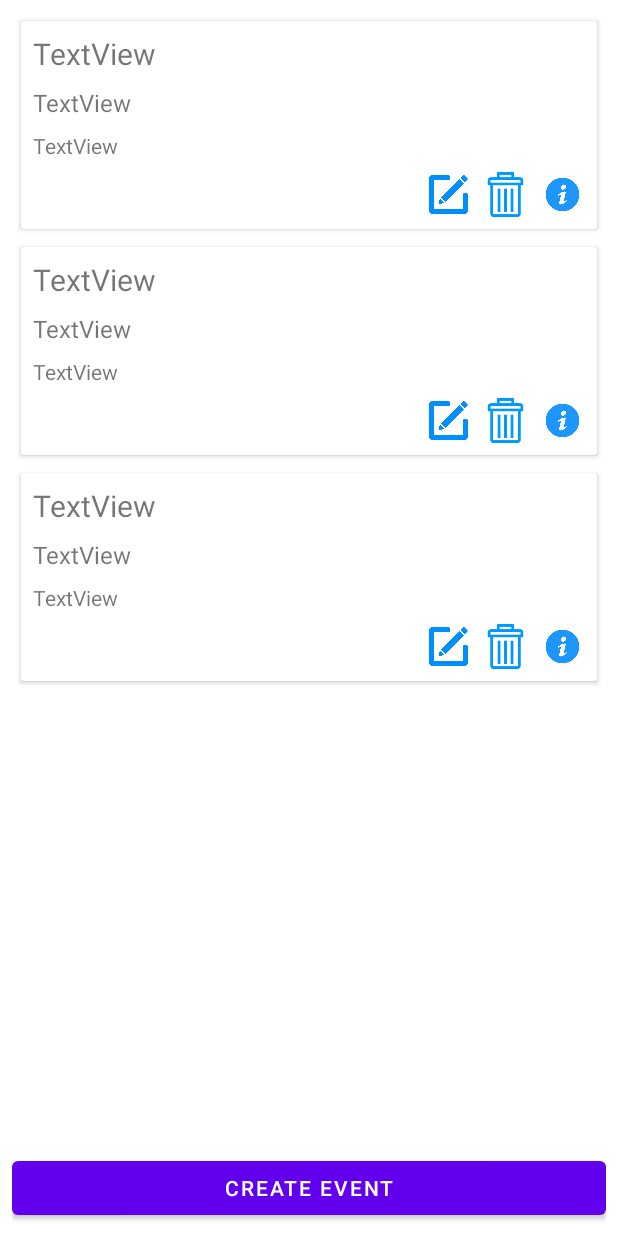
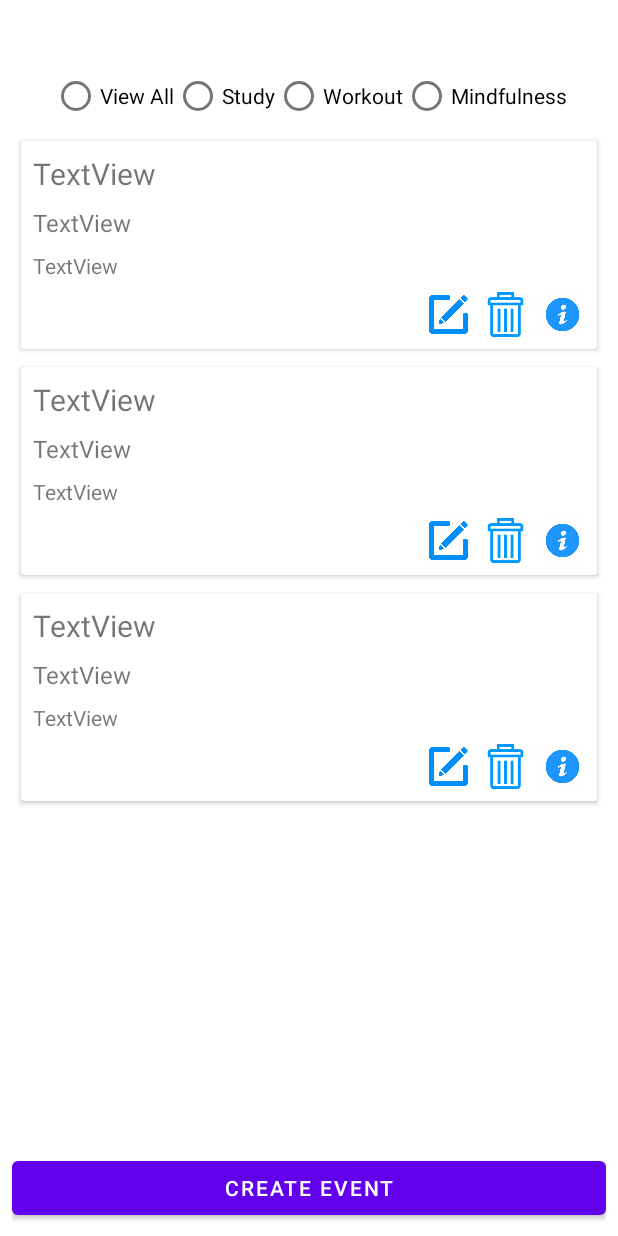
Before and after one commit to brysonsim/UNCCCapstone, an Android app: the layout fragment_events.xml on its own in the app's theme, with its tools: preview values and no code run, on a phone screen of 412 x 824 dp. Run offline under Robolectric (Android 15) with nearby library versions, the phone set to English and light mode, and no system bars.

Commit message:
finished the filtering for events

```diff
--- a/app/src/main/res/layout/fragment_create_events.xml
+++ b/app/src/main/res/layout/fragment_create_events.xml
@@ -69,7 +69,7 @@
             android:id="@+id/rbWorkOut"
             android:layout_width="match_parent"
             android:layout_height="wrap_content"
-            android:text="Work Out"
+            android:text="Workout"
 
             />
 
--- a/app/src/main/res/layout/fragment_events.xml
+++ b/app/src/main/res/layout/fragment_events.xml
@@ -11,10 +11,10 @@
         android:id="@+id/recyclerViewEvents"
         android:layout_width="0dp"
         android:layout_height="0dp"
+        app:layout_constraintBottom_toTopOf="@id/buttonCreateEvent"
+        app:layout_constraintEnd_toEndOf="parent"
         app:layout_constraintStart_toStartOf="parent"
-        app:layout_constraintEnd_toEndOf="parent"
-        app:layout_constraintTop_toTopOf="parent"
-        app:layout_constraintBottom_toTopOf="@id/buttonCreateEvent"
+        app:layout_constraintTop_toBottomOf="@+id/radioGroupHabitFilter"
         tools:listitem="@layout/event_row_item" />
 
     <Button
@@ -26,4 +26,42 @@
         app:layout_constraintEnd_toEndOf="parent"
         app:layout_constraintStart_toStartOf="parent" />
 
+    <RadioGroup
+        android:id="@+id/radioGroupHabitFilter"
+        android:layout_width="wrap_content"
+        android:layout_height="wrap_content"
+        android:layout_marginTop="32dp"
+        android:orientation="horizontal"
+        app:layout_constraintEnd_toEndOf="parent"
+        app:layout_constraintStart_toStartOf="parent"
+        app:layout_constraintTop_toTopOf="parent">
+
+        <RadioButton
+            android:id="@+id/radioButtonAllFilter"
+            android:layout_width="wrap_content"
+            android:layout_height="wrap_content"
+            android:layout_weight="1"
+            android:text="View All" />
+
+        <RadioButton
+            android:id="@+id/radioButtonStudyFilter"
+            android:layout_width="wrap_content"
+            android:layout_height="wrap_content"
+            android:layout_weight="1"
+            android:text="Study" />
+
+        <RadioButton
+            android:id="@+id/radioButtonWorkoutFilter"
+            android:layout_width="wrap_content"
+            android:layout_height="wrap_content"
+            android:layout_weight="1"
+            android:text="Workout" />
+
+        <RadioButton
+            android:id="@+id/radioButtonMindfullnessFilter"
+            android:layout_width="match_parent"
+            android:layout_height="wrap_content"
+            android:text="Mindfulness" />
+    </RadioGroup>
+
 </androidx.constraintlayout.widget.ConstraintLayout>
```
Also changed, not shown: app/src/main/java/com/uncc/habittracker/EventsFragment.java (+44 -0 lines).
